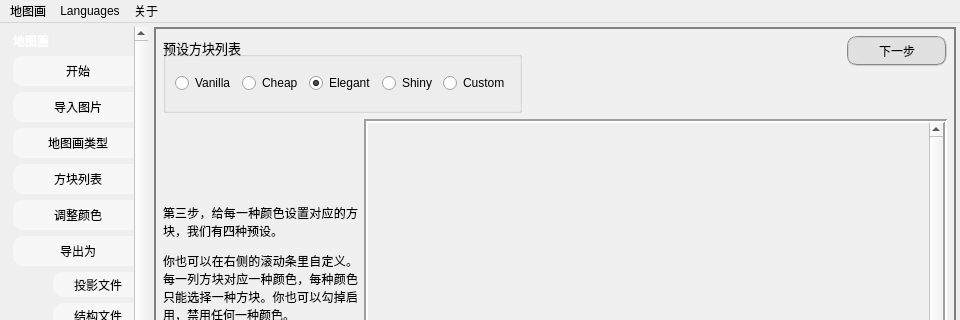
SlopeCraft/SlopeCraft, file SlopeCraftMain/others/mainwindow.ui: the form before one commit; both pictures show x 0 to 960 and y 0 to 320 of the 960 by 540 pixel window.
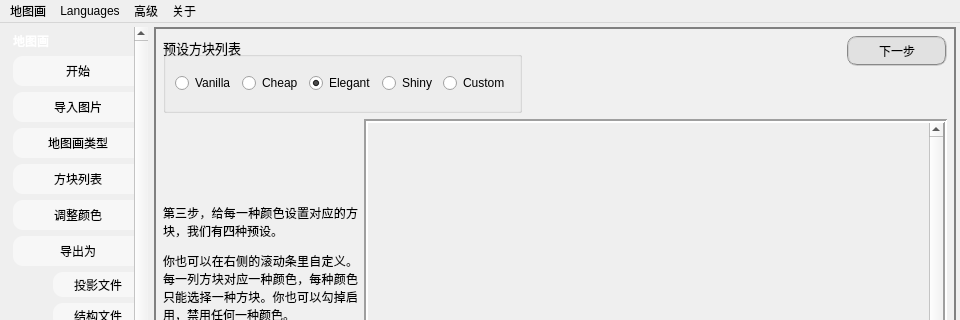
The form after the commit. The open tabs and pages were chosen to show the change. Icons and pictures are not drawn.

Patch:
```diff
--- a/SlopeCraftMain/others/mainwindow.ui
+++ b/SlopeCraftMain/others/mainwindow.ui
@@ -3555,8 +3555,15 @@
     <addaction name="menuExport"/>
     <addaction name="actionFinish"/>
    </widget>
+   <widget class="QMenu" name="menuAdvanced">
+    <property name="title">
+     <string>高级</string>
+    </property>
+    <addaction name="actionTestBlockList"/>
+   </widget>
    <addaction name="menu_2"/>
    <addaction name="menuLanguages"/>
+   <addaction name="menuAdvanced"/>
    <addaction name="menuAbout"/>
   </widget>
   <widget class="QStatusBar" name="statusbar"/>
```
Left out of the diff: 14 changed lines with no effect on the pictures.
